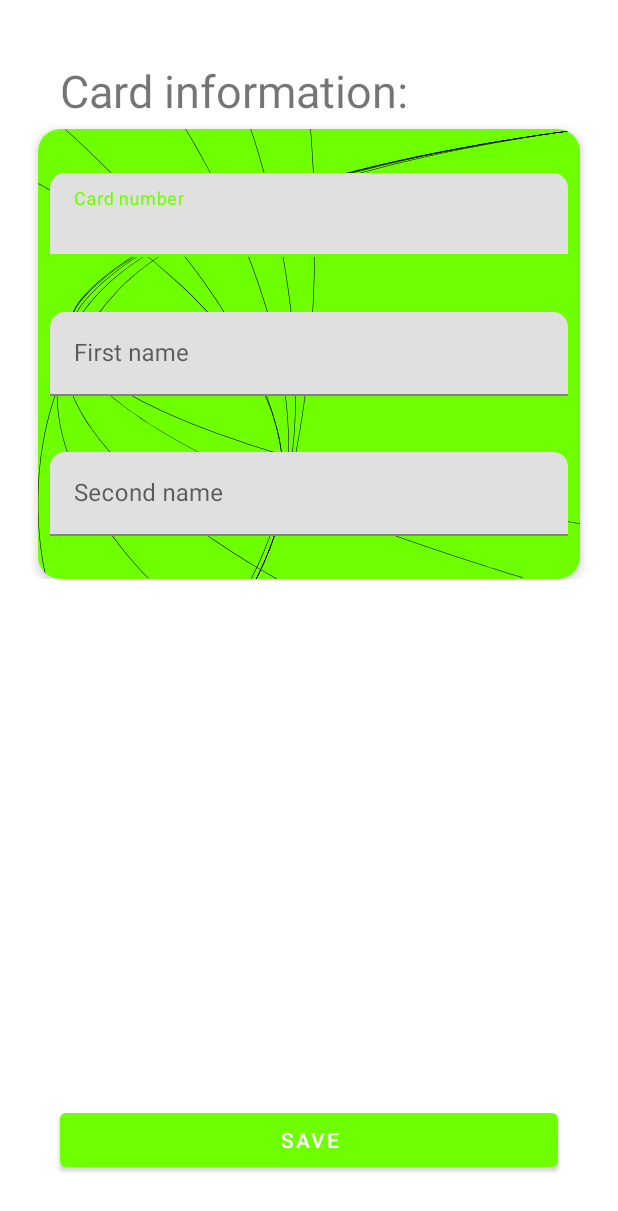
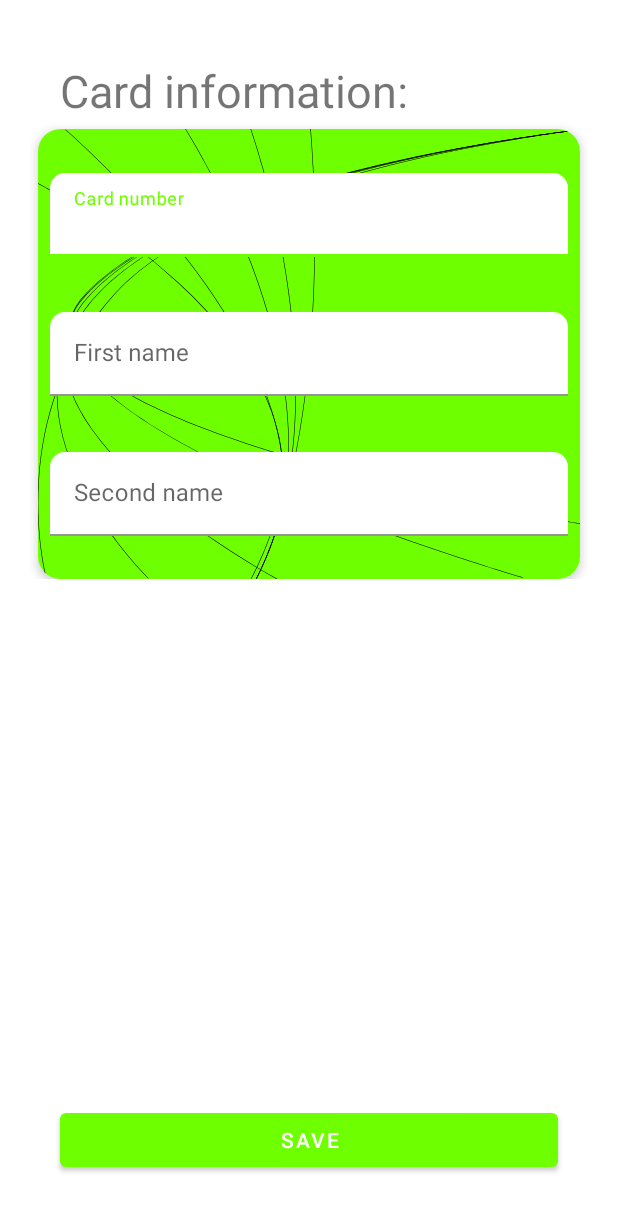
Before and after one commit to 4aniDev/TFEB, an Android app: the CardItemFragment screen opened directly, with no data from a screen before it, on a phone screen of 412 x 824 dp. Shown: the top 1211 px of the screen. Run offline under Robolectric (Android 15) with nearby library versions, the phone set to English and light mode, and no system bars; our stand-ins replace Room's generated code; 2 statements that could not run were skipped.

Commit message:
Fix some UI bugs

```diff
--- a/app/src/main/res/layout/fragment_card_item.xml
+++ b/app/src/main/res/layout/fragment_card_item.xml
@@ -46,6 +46,7 @@
                     android:id="@+id/iv_background"
                     android:layout_width="match_parent"
                     android:layout_height="match_parent"
+                    android:contentDescription="@string/balance"
                     android:scaleType="fitXY"
                     android:src="@drawable/balance_background" />
 
@@ -62,6 +63,7 @@
                         android:layout_margin="8dp"
                         app:boxCornerRadiusTopEnd="10dp"
                         app:boxCornerRadiusTopStart="10dp"
+                        app:boxBackgroundColor="@color/transparent"
                         app:layout_constraintBottom_toTopOf="@+id/til_person_name"
                         app:layout_constraintEnd_toEndOf="parent"
                         app:layout_constraintStart_toStartOf="parent"
@@ -83,8 +85,8 @@
                         android:layout_margin="8dp"
                         app:boxCornerRadiusTopEnd="10dp"
                         app:boxCornerRadiusTopStart="10dp"
+                        app:boxBackgroundColor="@color/transparent"
                         app:layout_constraintBottom_toTopOf="@id/til_person_surname"
-
                         app:layout_constraintEnd_toEndOf="parent"
                         app:layout_constraintStart_toStartOf="parent"
                         app:layout_constraintTop_toBottomOf="@+id/til_card_number">
@@ -105,6 +107,7 @@
                         android:layout_margin="8dp"
                         app:boxCornerRadiusTopEnd="10dp"
                         app:boxCornerRadiusTopStart="10dp"
+                        app:boxBackgroundColor="@color/transparent"
                         app:layout_constraintBottom_toBottomOf="parent"
                         app:layout_constraintEnd_toEndOf="parent"
                         app:layout_constraintStart_toStartOf="parent"
--- a/app/src/main/res/layout/fragment_main.xml
+++ b/app/src/main/res/layout/fragment_main.xml
@@ -36,6 +36,7 @@
                 android:layout_height="wrap_content"
                 android:src="@drawable/ic_baseline_settings_24"
                 android:layout_margin="5dp"
+                android:contentDescription="@string/settings"
                 app:backgroundTint="@color/settings_background"
                 app:layout_constraintBottom_toBottomOf="parent"
                 app:layout_constraintEnd_toEndOf="parent"
@@ -62,6 +63,7 @@
                 android:id="@+id/iv_background"
                 android:layout_width="match_parent"
                 android:layout_height="match_parent"
+                android:contentDescription="@string/balance"
                 android:scaleType="fitXY"
                 android:src="@drawable/balance_background" />
 
--- a/app/src/main/res/values-night/themes.xml
+++ b/app/src/main/res/values-night/themes.xml
@@ -1,6 +1,6 @@
 <resources xmlns:tools="http://schemas.android.com/tools">
     <!-- Base application theme. -->
-    <style name="Theme.TFEB" parent="Theme.MaterialComponents.DayNight.DarkActionBar">
+    <style name="Theme.TFEB" parent="Theme.MaterialComponents.DayNight.NoActionBar">
         <!-- Primary brand color. -->
         <item name="colorPrimary">@color/purple_200</item>
         <item name="colorPrimaryVariant">@color/purple_700</item>
--- a/app/src/main/res/values/colors.xml
+++ b/app/src/main/res/values/colors.xml
@@ -12,5 +12,6 @@
     <color name="field_background">#FFFFFF</color>
     <color name="text_your_balance_here">#C3FFFFFF</color>
     <color name="green">#6EFF00</color>
+    <color name="transparent">#00000000</color>
 
 </resources>
```
Also changed, not shown: 2 other files.
